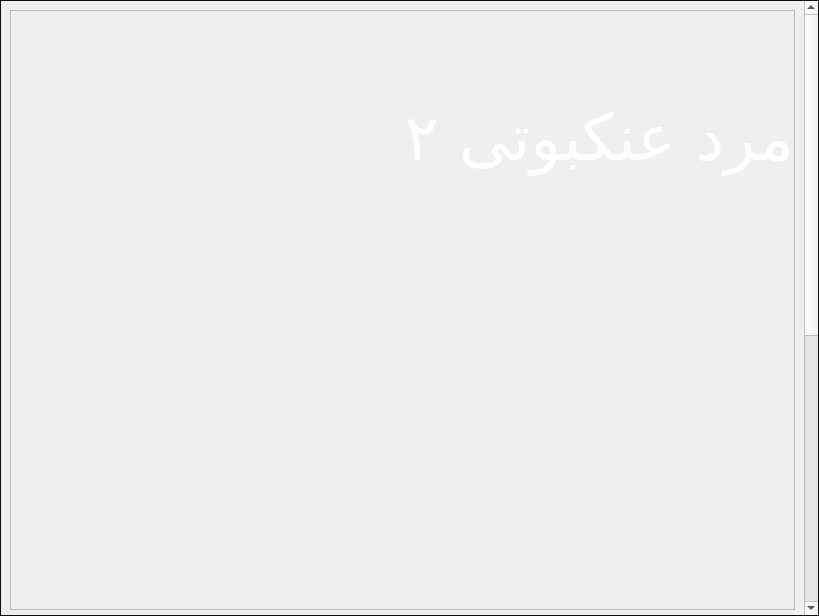
Qt form home.ui (seyedmahdii/cinema_project) before a commit.
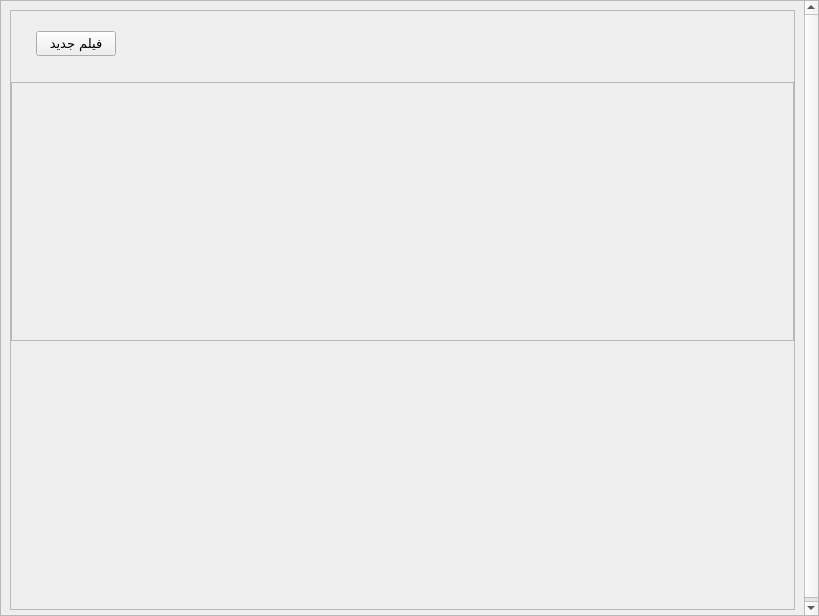
The same form after that commit. Icons and pictures are not drawn.

The edit to the form file:
```diff
--- a/home.ui
+++ b/home.ui
@@ -48,21 +48,7 @@
     <item>
      <widget class="QScrollArea" name="scrollArea">
       <property name="styleSheet">
-       <string notr="true">
-#main, #scrollArea{
-	background-color: #111;
-}
-#hero{
-	background: url(:/images/spiderman.jpg) center/cover no-repeat;
-    background-attachment: fixed;
-}
-
-#hero_title_wrapper{
-    background-color: #111;
-}
-#hero_title{
-	color: white;
-}</string>
+       <string notr="true"/>
       </property>
       <property name="widgetResizable">
        <bool>true</bool>
@@ -73,12 +59,12 @@
          <x>0</x>
          <y>0</y>
          <width>800</width>
-         <height>1124</height>
+         <height>618</height>
         </rect>
        </property>
        <layout class="QVBoxLayout" name="verticalLayout_2">
         <item>
-         <widget class="QFrame" name="hero">
+         <widget class="QFrame" name="top">
           <property name="minimumSize">
            <size>
             <width>750</width>
@@ -119,8 +105,7 @@
               </size>
              </property>
              <property name="styleSheet">
-              <string notr="true">background-color: rgba(20,20,20,.4);
-color: white;</string>
+              <string notr="true"/>
              </property>
              <layout class="QHBoxLayout" name="horizontalLayout">
               <property name="leftMargin">
@@ -149,6 +134,38 @@
                 <property name="bottomMargin">
                  <number>10</number>
                 </property>
+                <item>
+                 <layout class="QHBoxLayout" name="addMovie_wrapper">
+                  <property name="leftMargin">
+                   <number>10</number>
+                  </property>
+                  <property name="rightMargin">
+                   <number>10</number>
+                  </property>
+                  <item>
+                   <widget class="QPushButton" name="add_btn">
+                    <property name="enabled">
+                     <bool>true</bool>
+                    </property>
+                    <property name="font">
+                     <font>
+                      <family>B Yekan</family>
+                      <pointsize>10</pointsize>
+                     </font>
+                    </property>
+                    <property name="cursor">
+                     <cursorShape>PointingHandCursor</cursorShape>
+                    </property>
+                    <property name="autoFillBackground">
+                     <bool>false</bool>
+                    </property>
+                    <property name="text">
+                     <string>فیلم جدید</string>
+                    </property>
+                   </widget>
+                  </item>
+                 </layout>
+                </item>
                 <item>
                  <layout class="QHBoxLayout" name="loged_user_wrapper">
                   <property name="leftMargin">
@@ -246,24 +263,21 @@
             </widget>
            </item>
            <item>
-            <layout class="QVBoxLayout" name="hero_title_wrapper">
-             <property name="topMargin">
-              <number>20</number>
+            <widget class="QScrollArea" name="scrollArea_2">
+             <property name="widgetResizable">
+              <bool>true</bool>
              </property>
-             <item>
-              <widget class="QLabel" name="hero_title">
-               <property name="font">
-                <font>
-                 <family>B Yekan</family>
-                 <pointsize>48</pointsize>
-                </font>
-               </property>
-               <property name="text">
-                <string>مرد عنکبوتی ۲</string>
-               </property>
-              </widget>
-             </item>
-            </layout>
+             <widget class="QWidget" name="scrollAreaWidgetContents_2">
+              <property name="geometry">
+               <rect>
+                <x>0</x>
+                <y>0</y>
+                <width>778</width>
+                <height>249</height>
+               </rect>
+              </property>
+             </widget>
+            </widget>
            </item>
            <item>
             <spacer name="verticalSpacer">
@@ -281,27 +295,6 @@
           </layout>
          </widget>
         </item>
-        <item>
-         <widget class="QFrame" name="frame">
-          <property name="minimumSize">
-           <size>
-            <width>0</width>
-            <height>500</height>
-           </size>
-          </property>
-          <property name="styleSheet">
-           <string notr="true">
-	background-color: lightblue;
-</string>
-          </property>
-          <property name="frameShape">
-           <enum>QFrame::StyledPanel</enum>
-          </property>
-          <property name="frameShadow">
-           <enum>QFrame::Raised</enum>
-          </property>
-         </widget>
-        </item>
        </layout>
       </widget>
      </widget>
```
